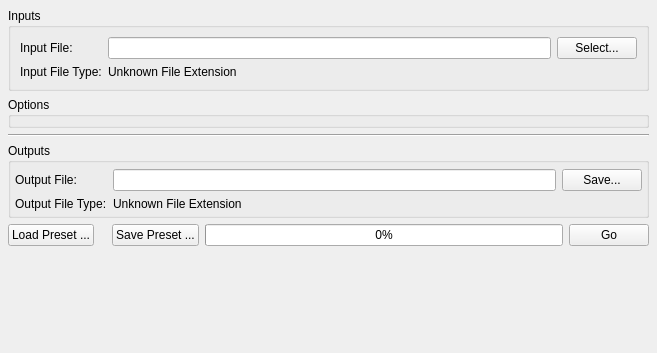
Old version of the form Source/Plugins/FileConversion/UI/FileConversionWidget.ui in the repository BlueQuartzSoftware/DREAM3D.
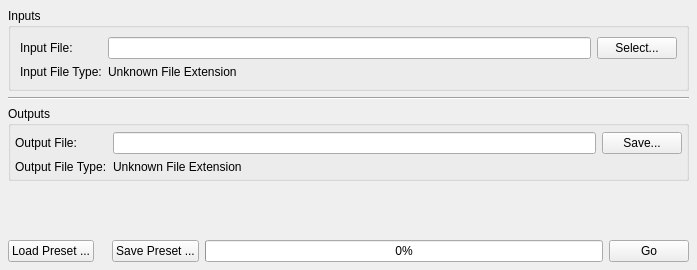
New version of the form. Custom widgets are drawn as their Qt base class.

Commit message: Adding functionality to the FileConversion GUi buttons and sanity checking output files. Adding a H5GrainId reader functionality for the FileConversion Plugin.

What changed in the file:
```diff
--- a/Source/Plugins/FileConversion/UI/FileConversionWidget.ui
+++ b/Source/Plugins/FileConversion/UI/FileConversionWidget.ui
@@ -6,8 +6,8 @@
    <rect>
     <x>0</x>
     <y>0</y>
-    <width>657</width>
-    <height>353</height>
+    <width>697</width>
+    <height>270</height>
    </rect>
   </property>
   <property name="windowTitle">
@@ -57,13 +57,6 @@
      </layout>
     </widget>
    </item>
-   <item>
-    <widget class="QGroupBox" name="OptionsGroupBox">
-     <property name="title">
-      <string>Options</string>
-     </property>
-    </widget>
-   </item>
    <item>
     <widget class="Line" name="line_7">
      <property name="orientation">
@@ -123,6 +116,19 @@
      </layout>
     </widget>
    </item>
+   <item>
+    <spacer name="verticalSpacer">
+     <property name="orientation">
+      <enum>Qt::Vertical</enum>
+     </property>
+     <property name="sizeHint" stdset="0">
+      <size>
+       <width>20</width>
+       <height>40</height>
+      </size>
+     </property>
+    </spacer>
+   </item>
    <item>
     <layout class="QHBoxLayout" name="BIG_LAYOUT">
      <item>
@@ -171,19 +177,6 @@
      </item>
     </layout>
    </item>
-   <item>
-    <spacer name="verticalSpacer">
-     <property name="orientation">
-      <enum>Qt::Vertical</enum>
-     </property>
-     <property name="sizeHint" stdset="0">
-      <size>
-       <width>20</width>
-       <height>40</height>
-      </size>
-     </property>
-    </spacer>
-   </item>
   </layout>
  </widget>
  <customwidgets>
```
The commit also changes 5 other files.
